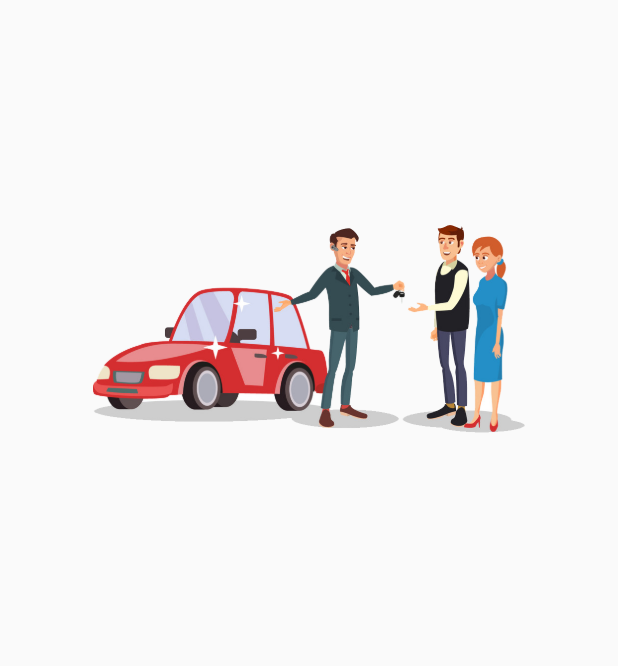
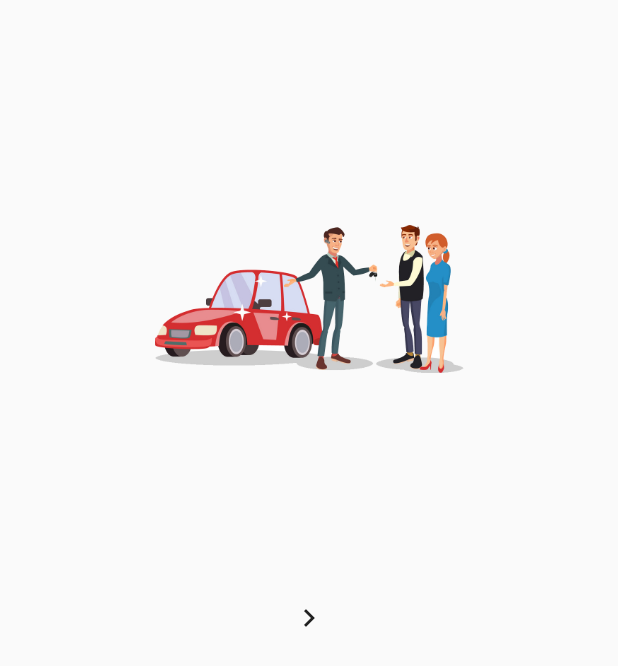
Before and after one commit to Anthonydj08/Concessionaria-Flutter, a Flutter app: the Welcome screen opened directly, on a phone screen of 412 x 824 dp. Shown: the top 666 px of the screen. Run offline on Flutter 3.47's test engine with Material 2 defaults, Android fonts, the phone set to English and light mode, and no system bars; our stand-ins replace carousel_slider, google_fonts.

Commit message:
Alterações na rota

```diff
--- a/concessionaria_flutter/lib/routes.dart
+++ b/concessionaria_flutter/lib/routes.dart
@@ -1,4 +1,5 @@
 import 'package:concessionaria_flutter/veiculo/create/CadastroVeiculo.dart';
+import 'package:concessionaria_flutter/welcome/welcome.dart';
 import 'package:flutter/material.dart';
 import 'home/Home.dart';
 
@@ -10,7 +11,8 @@ class Routes extends StatelessWidget {
       title: 'Rotas Concessionaira',
       initialRoute: '/',
       routes: {
-        '/': (context) => Home(),
+        '/': (context) => Welcome(),
+        '/Home': (context) => Home(),
         '/cadastroVeiculo': (context) => CadastroVeiculo(),
       },
     );
--- a/concessionaria_flutter/lib/welcome/components/body.dart
+++ b/concessionaria_flutter/lib/welcome/components/body.dart
@@ -11,11 +11,16 @@ class Body extends StatelessWidget {
         alignment: Alignment.center,
         children: <Widget>[
           Positioned(
-            top: 150,
+              top: 150,
               child: Image.asset(
-            "assets/imagens/carro.png",
-            width: size.width * 0.7,
-          ))
+                "assets/imagens/carro.png",
+                width: size.width * 0.5,
+              )),
+          IconButton(
+              icon: Icon(Icons.navigate_next),
+              onPressed: () {
+                Navigator.of(context).pushNamed('/Home');
+              })
         ],
       ),
     );
```
Also changed, not shown: concessionaria_flutter/lib/home/Home.dart (+5 -4 lines), concessionaria_flutter/lib/side_bar/Side_Menu.dart (+12 -12 lines), concessionaria_flutter/lib/home/components/Accordeon.dart (renamed from concessionaria_flutter/lib/home/Accordeon.dart), concessionaria_flutter/lib/home/components/Carousel.dart (renamed from concessionaria_flutter/lib/home/Carousel.dart), concessionaria_flutter/lib/home/components/ScrollViewHorizontal.dart (renamed from concessionaria_flutter/lib/home/ScrollViewHorizontal.dart), concessionaria_flutter/lib/home/components/Title.dart (renamed from concessionaria_flutter/lib/home/Title.dart).
